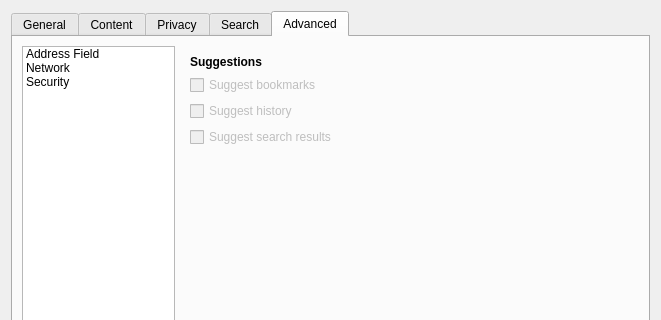
First picture: the form in src/ui/PreferencesDialog.ui, repository OtterBrowser/otter-browser, before the edit; both pictures show x 0 to 661 and y 0 to 320 of the 661 by 597 pixel window.
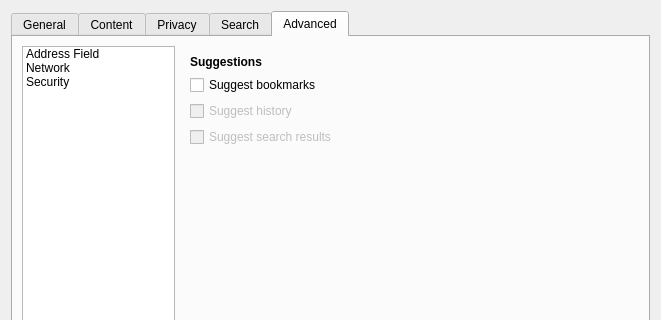
Second picture: the form after the edit. The open tabs and pages were chosen to show the change.

```diff
--- a/src/ui/PreferencesDialog.ui
+++ b/src/ui/PreferencesDialog.ui
@@ -1290,9 +1290,6 @@
             <layout class="QVBoxLayout" name="suggestionsLayout">
              <item>
               <widget class="QCheckBox" name="suggestBookmarksCheckBox">
-               <property name="enabled">
-                <bool>false</bool>
-               </property>
                <property name="text">
                 <string>Suggest bookmarks</string>
                </property>
```
